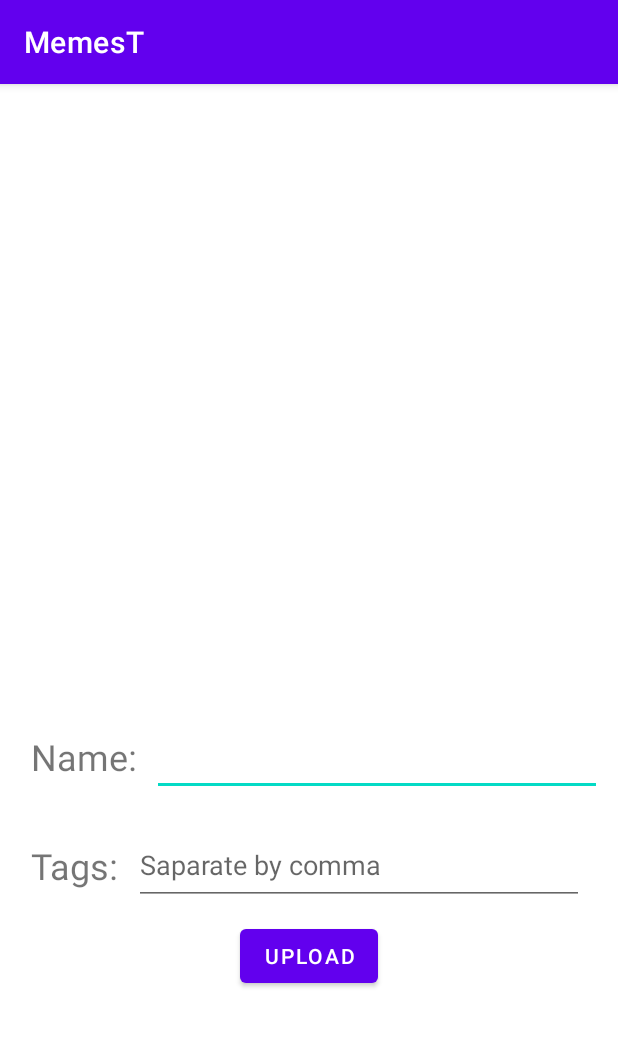
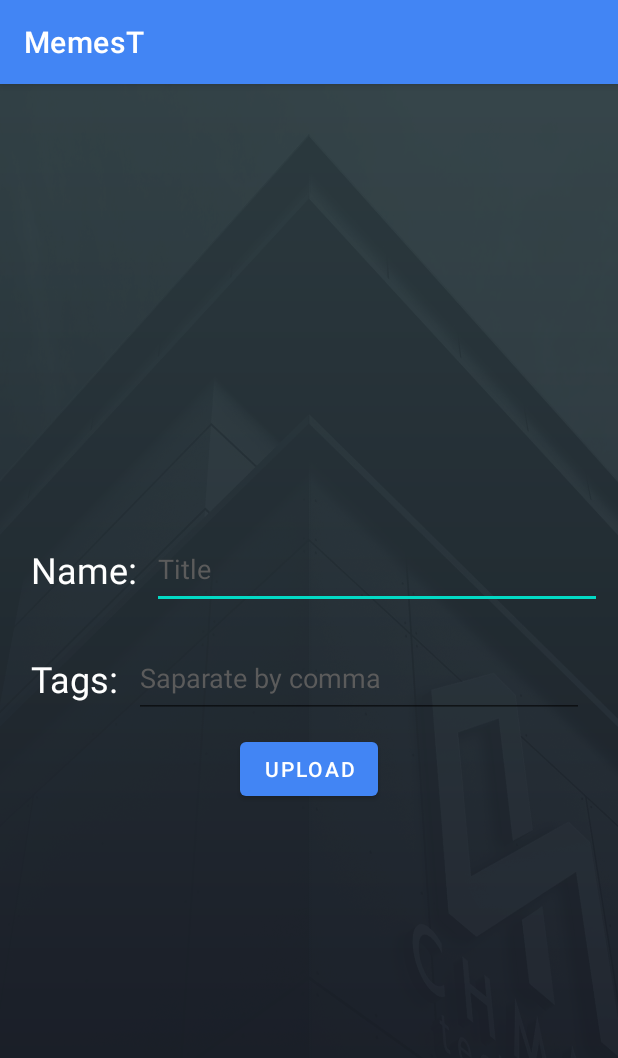
Before and after one commit to rishabh-gupta-boop/MemesT, an Android app: the uploadVideo screen opened directly, with no data from a screen before it, on a phone screen of 412 x 824 dp. Shown: the top 1058 px of the screen. Run offline under Robolectric (Android 15) with nearby library versions, the phone set to English and light mode, and no system bars; our stand-ins replace Firebase (no records; nobody signed in at launch, a user with empty details on screens opened directly); 1 statement that could not run was skipped.

Commit message:
done some ui changes

```diff
--- a/app/src/main/res/layout/activity_upload_video.xml
+++ b/app/src/main/res/layout/activity_upload_video.xml
@@ -4,7 +4,9 @@
     xmlns:tools="http://schemas.android.com/tools"
     android:layout_width="match_parent"
     android:layout_height="match_parent"
-    tools:context=".Upload.uploadVideo">
+    tools:context=".Upload.uploadVideo"
+    android:background="@drawable/background"
+    >
 
     <LinearLayout
         android:layout_width="wrap_content"
@@ -12,30 +14,31 @@
         android:orientation="vertical"
         android:layout_centerVertical="true"
         android:layout_centerHorizontal="true"
+
         >
 
-        <ImageView
-            android:id="@+id/thumbnailImages"
-            android:layout_width="250dp"
-            android:layout_height="250dp"
-            android:layout_gravity="center"
-            />
+
         <LinearLayout
             android:layout_width="wrap_content"
             android:layout_height="wrap_content"
             android:orientation="horizontal"
-            android:padding="10dp">
+            android:padding="10dp"
+            >
             <TextView
                 android:layout_width="match_parent"
                 android:layout_height="wrap_content"
                 android:text="Name:"
                 android:textSize="24dp"
                 android:padding="10dp"
+                android:textColor="@color/white"
                 />
 
             <EditText
                 android:layout_width="300dp"
                 android:layout_height="match_parent"
+                android:textColorHint="@color/gray"
+                android:hint="Title"
+                android:textColor="@color/white"
                 android:id="@+id/videoNameEditText"/>
         </LinearLayout>
 
@@ -50,13 +53,17 @@
                 android:text="Tags:"
                 android:textSize="24dp"
                 android:padding="10dp"
+                android:textColor="@color/white"
                 />
 
             <EditText
                 android:layout_width="300dp"
                 android:layout_height="match_parent"
                 android:id="@+id/videoTagsEditText"
-                android:hint="Saparate by comma"/>
+                android:hint="Saparate by comma"
+                android:textColor="@color/white"
+                android:textColorHint="@color/gray"
+/>
         </LinearLayout>
 
         <Button
--- a/app/src/main/res/layout/custom_video.xml
+++ b/app/src/main/res/layout/custom_video.xml
@@ -35,7 +35,7 @@
             android:text="Share"
             android:textAlignment="center"
             android:textAllCaps="true"
-            android:textColor="#03A9F4"
+            android:textColor="#000000"
             android:textSize="12dp"
             android:padding="0dp"
 
--- a/app/src/main/res/layout/fragment_username.xml
+++ b/app/src/main/res/layout/fragment_username.xml
@@ -5,6 +5,7 @@
     xmlns:tools="http://schemas.android.com/tools"
     android:layout_width="match_parent"
     android:layout_height="match_parent"
+    android:background="@drawable/background"
     tools:context=".MainActivity">
 
     <LinearLayout
--- a/app/src/main/res/values/colors.xml
+++ b/app/src/main/res/values/colors.xml
@@ -1,7 +1,7 @@
 <?xml version="1.0" encoding="utf-8"?>
 <resources>
-    <color name="colorPrimary">#6200EE</color>
-    <color name="colorPrimaryDark">#3700B3</color>
+    <color name="colorPrimary">#4285f4</color>
+    <color name="colorPrimaryDark">#0F5DDF</color>
     <color name="colorAccent">#03DAC5</color>
     <color name="white">#FFFFFF</color>
     <color name="gray">#5b5b5b</color>
```
Also changed, not shown: app/src/main/java/com/rigup/memest/Upload/uploadVideo.java (+9 -4 lines).
